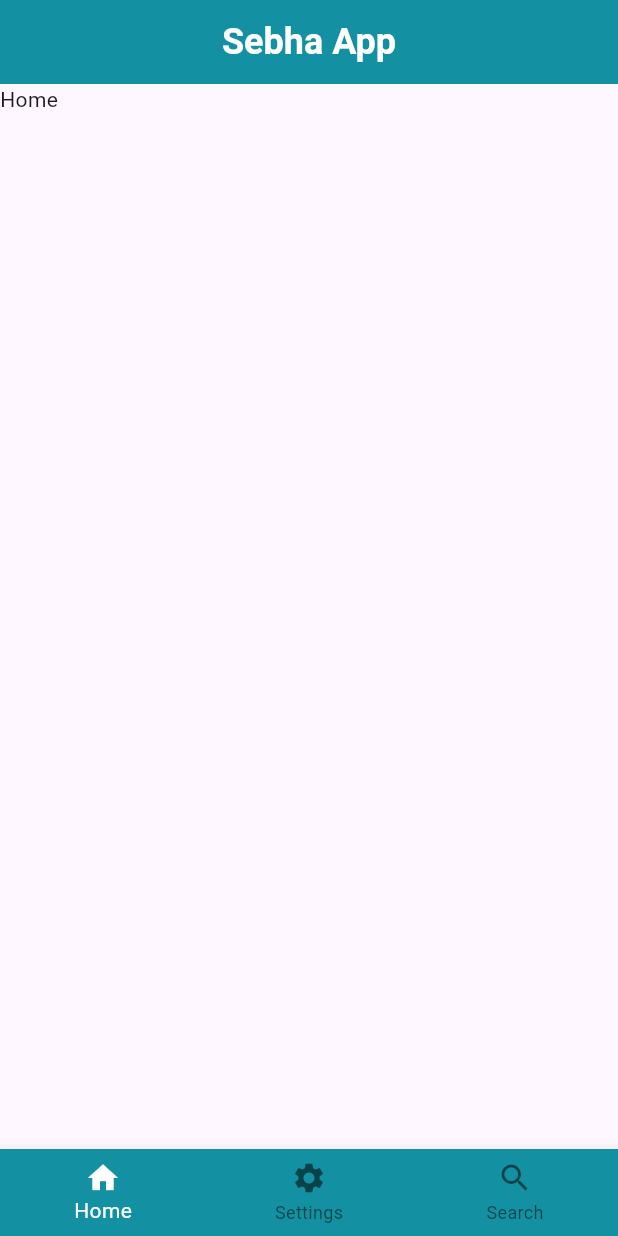
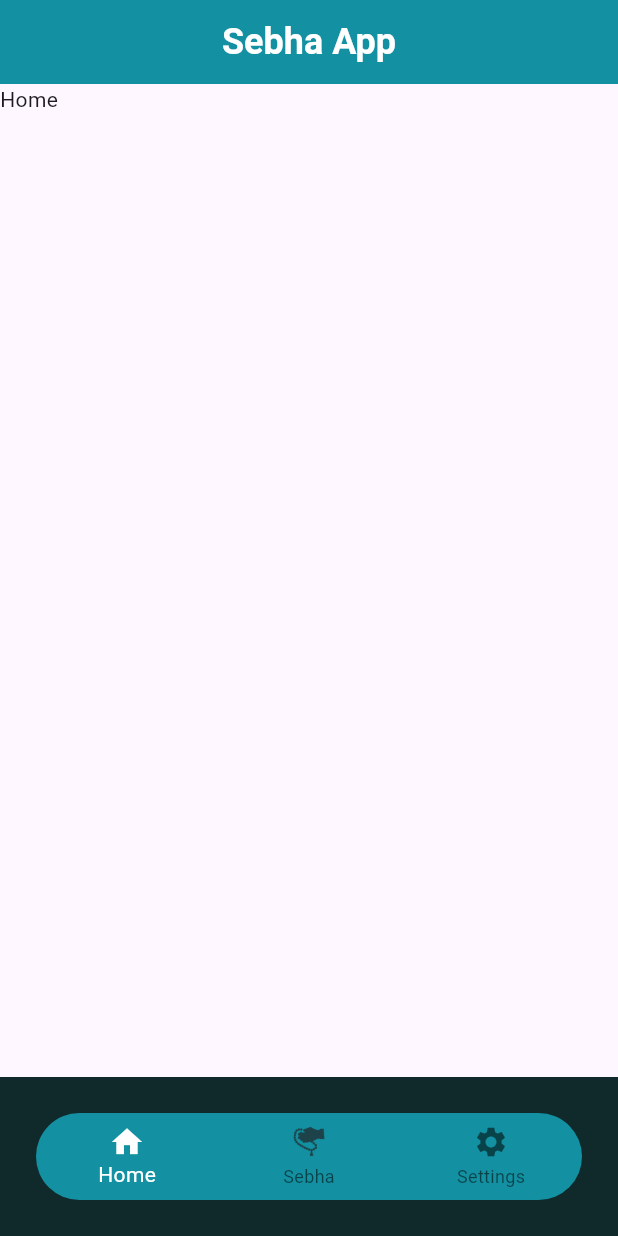
Before and after one commit to ali72-20/zak-er, a Flutter app: the screen it shows after launch, on a phone screen of 412 x 824 dp. Run offline on Flutter 3.47's test engine with Material 3 defaults, Android fonts, the phone set to English and light mode, and no system bars; our stand-ins replace animated_bottom_navigation_bar.

Commit message:
+ sebha couner + add zekr + add sebha image

```diff
--- a/lib/Models/HomePage.dart
+++ /dev/null
@@ -1,62 +0,0 @@
-import 'package:flutter/cupertino.dart';
-import 'package:flutter/material.dart';
-import 'package:sebha/Screens/home.dart';
-import 'package:sebha/Screens/sebha.dart';
-import 'package:sebha/Screens/settings.dart';
-
-class Homepage extends StatefulWidget {
-  const Homepage({super.key});
-
-  @override
-  State<Homepage> createState() => _BottomNavBarState();
-}
-
-class _BottomNavBarState extends State<Homepage> {
-  int _currentIndex = 0;
-  List<Widget> body = const [home(), settings(), sebha()];
-
-  void onItemTap(int newIndex) {
-    setState(() {
-      _currentIndex = newIndex;
-    });
-  }
-
-  @override
-  Widget build(BuildContext context) {
-    return Scaffold(
-      appBar: AppBar(
-        title: const Text(
-          "Sebha App",
-          style: TextStyle(
-            fontSize: 24,
-            fontWeight: FontWeight.bold,
-            color: Colors.white,
-          ),
-        ),
-        backgroundColor: Color(0xff1391A2),
-        centerTitle: true,
-      ),
-      body: body.elementAt(_currentIndex),
-      bottomNavigationBar: BottomNavigationBar(
-        selectedItemColor: Colors.white,
-        backgroundColor: Color(0xff1391A2),
-        currentIndex: _currentIndex,
-        onTap: onItemTap,
-        items: const [
-          BottomNavigationBarItem(
-            label: 'Home',
-            icon: Icon(Icons.home),
-          ),
-          BottomNavigationBarItem(
-            label: 'Settings',
-            icon: Icon(Icons.settings),
-          ),
-          BottomNavigationBarItem(
-            label: "Search",
-            icon: Icon(Icons.search),
-          ),
-        ],
-      ),
-    );
-  }
-}
--- /dev/null
+++ b/lib/Screens/HomePage.dart
@@ -0,0 +1,106 @@
+import 'package:flutter/cupertino.dart';
+import 'package:flutter/material.dart';
+import 'package:sebha/Screens/home.dart';
+import 'package:sebha/Screens/sebha.dart';
+import 'package:sebha/Screens/settings.dart';
+
+class Homepage extends StatefulWidget {
+  const Homepage({super.key});
+
+  @override
+  State<Homepage> createState() => _BottomNavBarState();
+}
+
+class _BottomNavBarState extends State<Homepage> {
+  int _currentIndex = 0;
+  List<Widget> body = const [home(), sebha(), settings()];
+  String path = 'assets/images/tasbihpng.png';
+
+  void onItemTap(int newIndex) {
+    setState(() {
+      _currentIndex = newIndex;
+    });
+  }
+
+  List<BottomNavigationBarItem> SelectedList() {
+    if (_currentIndex == 1) {
+      return BottonNavList2;
+    }
+    return BottonNavList1;
+  }
+
+  List<BottomNavigationBarItem> BottonNavList1 = [
+    BottomNavigationBarItem(
+      label: 'Home',
+      icon: Icon(Icons.home),
+    ),
+    BottomNavigationBarItem(
+      label: "Sebha",
+      icon: Image.asset(
+        'assets/images/tasbihpng.png',
+        width: 24,
+        height: 24,
+      ),
+    ),
+    BottomNavigationBarItem(
+      label: 'Settings',
+      icon: Icon(Icons.settings),
+    ),
+  ];
+
+  List<BottomNavigationBarItem> BottonNavList2 = [
+    BottomNavigationBarItem(
+      label: 'Home',
+      icon: Icon(Icons.home),
+    ),
+    BottomNavigationBarItem(
+      label: "Sebha",
+      icon: Image.asset(
+        'assets/images/selectedSebha.png',
+        width: 24,
+        height: 24,
+      ),
+    ),
+    BottomNavigationBarItem(
+      label: 'Settings',
+      icon: Icon(Icons.settings),
+    ),
+  ];
+
+  @override
+  Widget build(BuildContext context) {
+    return Scaffold(
+      backgroundColor: Color(0xff102A2B),
+      appBar: AppBar(
+        title: const Text(
+          "Sebha App",
+          style: TextStyle(
+            fontSize: 24,
+            fontWeight: FontWeight.bold,
+            color: Colors.white,
+          ),
+        ),
+        backgroundColor: Color(0xff1391A2),
+        centerTitle: true,
+      ),
+      body: body.elementAt(_currentIndex),
+      bottomNavigationBar:  Padding(
+        padding: const EdgeInsets.all(24),
+        child: ClipRRect(
+          borderRadius: BorderRadius.all(
+           Radius.circular(30.0)
+          ),
+          child: BottomNavigationBar(
+            iconSize: 24,
+            selectedItemColor: Colors.white,
+            backgroundColor: Color(0xff1391A2),
+            currentIndex: _currentIndex,
+            onTap: onItemTap,
+            items: SelectedList(),
+            elevation: 21,
+          ),
+        ),
+      ),
+    );
+  }
+}
--- a/lib/Screens/home.dart
+++ b/lib/Screens/home.dart
@@ -2,7 +2,7 @@ import 'package:animated_bottom_navigation_bar/animated_bottom_navigation_bar.da
 import 'package:flutter/cupertino.dart';
 import 'package:flutter/material.dart';
 
-import '../Models/HomePage.dart';
+import 'HomePage.dart';
 
 class home extends StatelessWidget {
   const home({super.key});
--- a/lib/main.dart
+++ b/lib/main.dart
@@ -1,7 +1,7 @@
 import 'package:flutter/material.dart';
 import 'package:sebha/Screens/home.dart';
 
-import 'Models/HomePage.dart';
+import 'Screens/HomePage.dart';
 
 void main() {
   runApp(const Sebha());
```
Also changed, not shown: lib/Models/Images.dart (added, +11 -0 lines), lib/Screens/sebha.dart (+96 -2 lines), pubspec.yaml (+10 -12 lines), assets/fonts/Poppins-Regular.ttf (added), assets/fonts/Poppins-SemiBold.ttf (added), assets/fonts/ReemKufi-VariableFont_wght.ttf (added), assets/images/beads.png (added), assets/images/selectedSebha.png (added), assets/images/tasbih.png (deleted), assets/images/tasbihpng.png (added).
